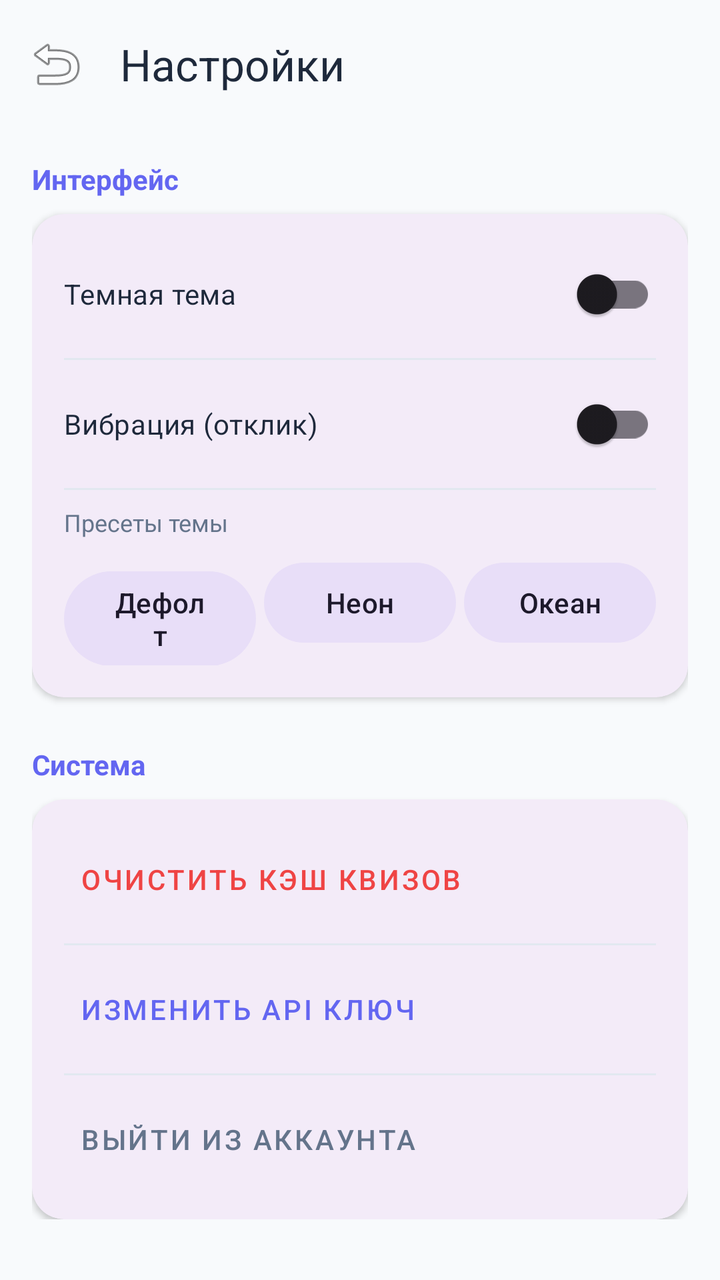
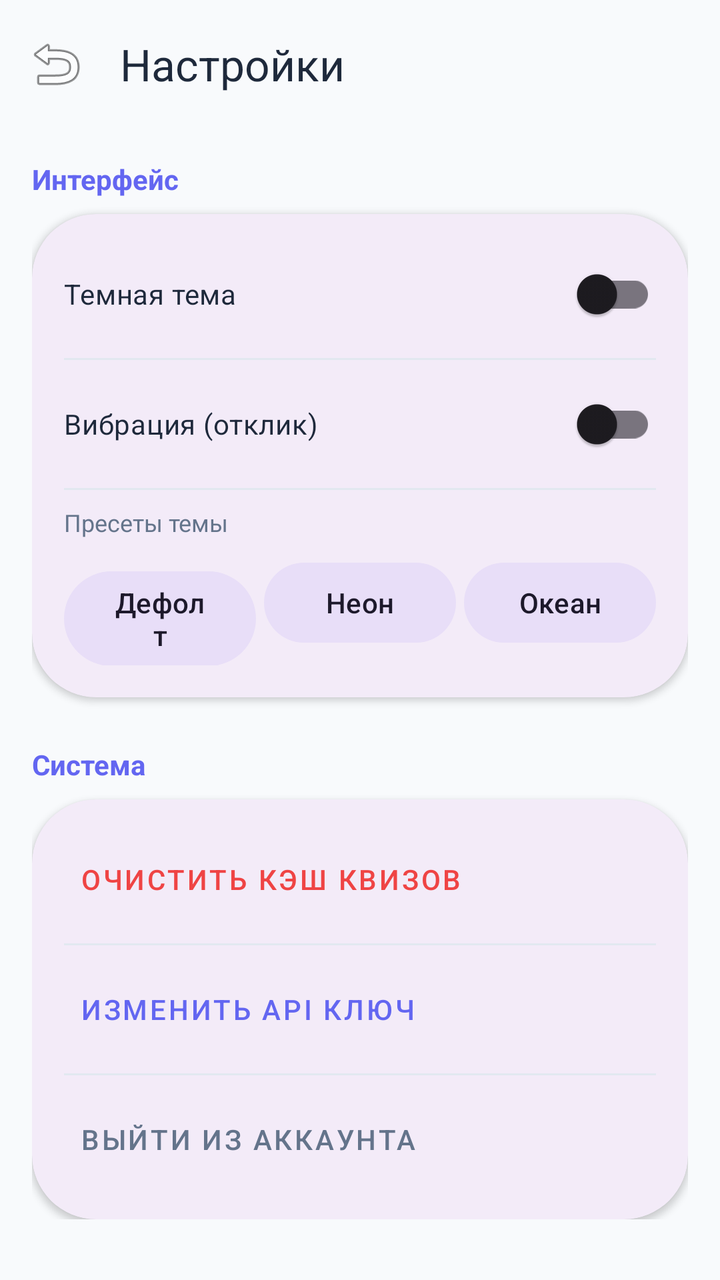

The first picture is an Android layout as it rendered before a commit; the second is the same layout after the commit. The layout source and the unified diff follow.
<!-- AndroidManifest.xml: application theme Theme.Quiz -->
<!-- res/layout/activity_settings.xml -->
<?xml version="1.0" encoding="utf-8"?>
<androidx.constraintlayout.widget.ConstraintLayout xmlns:android="http://schemas.android.com/apk/res/android"
    xmlns:app="http://schemas.android.com/apk/res-auto"
    android:layout_width="match_parent"
    android:layout_height="match_parent"
    android:background="@color/gray_bg">

    <com.google.android.material.appbar.MaterialToolbar
        android:id="@+id/toolbar"
        android:layout_width="match_parent"
        android:layout_height="?attr/actionBarSize"
        app:layout_constraintTop_toTopOf="parent"
        app:navigationIcon="@android:drawable/ic_menu_revert"
        app:title="Настройки"
        app:titleTextColor="@color/border_dark" />

    <ScrollView
        android:layout_width="match_parent"
        android:layout_height="0dp"
        app:layout_constraintBottom_toBottomOf="parent"
        app:layout_constraintTop_toBottomOf="@id/toolbar">

        <LinearLayout
            android:layout_width="match_parent"
            android:layout_height="wrap_content"
            android:orientation="vertical"
            android:padding="16dp">

            <TextView
                android:layout_width="wrap_content"
                android:layout_height="wrap_content"
                android:text="Интерфейс"
                android:textColor="@color/brand_purple"
                android:textStyle="bold"
                android:layout_marginBottom="8dp" />

            <com.google.android.material.card.MaterialCardView
                android:layout_width="match_parent"
                android:layout_height="wrap_content"
                app:cardCornerRadius="16dp"
                app:cardElevation="2dp"
                app:strokeWidth="0dp">

                <LinearLayout
                    android:layout_width="match_parent"
                    android:layout_height="wrap_content"
                    android:orientation="vertical"
                    android:padding="16dp">

                    <com.google.android.material.switchmaterial.SwitchMaterial
                        android:id="@+id/switchDarkMode"
                        android:layout_width="match_parent"
                        android:layout_height="wrap_content"
                        android:text="Темная тема"
                        android:textColor="@color/border_dark" />

                    <View
                        android:layout_width="match_parent"
                        android:layout_height="1dp"
                        android:background="@color/track_gray"
                        android:layout_marginVertical="8dp" />

                    <com.google.android.material.switchmaterial.SwitchMaterial
                        android:id="@+id/switchHaptics"
                        android:layout_width="match_parent"
                        android:layout_height="wrap_content"
                        android:text="Вибрация (отклик)"
                        android:textColor="@color/border_dark" />

                    <View
                        android:layout_width="match_parent"
                        android:layout_height="1dp"
                        android:background="@color/track_gray"
                        android:layout_marginVertical="8dp" />

                    <TextView
                        android:layout_width="wrap_content"
                        android:layout_height="wrap_content"
                        android:text="Пресеты темы"
                        android:textSize="12sp"
                        android:textColor="@color/muted_gray"
                        android:layout_marginBottom="8dp"/>

                    <LinearLayout
                        android:layout_width="match_parent"
                        android:layout_height="wrap_content"
                        android:orientation="horizontal">

                        <Button
                            android:id="@+id/btnThemeDefault"
                            style="@style/Widget.Material3.Button.TonalButton"
                            android:layout_width="0dp"
                            android:layout_height="wrap_content"
                            android:layout_weight="1"
                            android:text="Дефолт"
                            android:layout_marginEnd="4dp"/>

                        <Button
                            android:id="@+id/btnThemeNeon"
                            style="@style/Widget.Material3.Button.TonalButton"
                            android:layout_width="0dp"
                            android:layout_height="wrap_content"
                            android:layout_weight="1"
                            android:text="Неон"
                            android:layout_marginEnd="4dp"/>

                        <Button
                            android:id="@+id/btnThemeOcean"
                            style="@style/Widget.Material3.Button.TonalButton"
                            android:layout_width="0dp"
                            android:layout_height="wrap_content"
                            android:layout_weight="1"
                            android:text="Океан"/>
                    </LinearLayout>
                </LinearLayout>
            </com.google.android.material.card.MaterialCardView>

            <TextView
                android:layout_width="wrap_content"
                android:layout_height="wrap_content"
                android:text="Система"
                android:textColor="@color/brand_purple"
                android:textStyle="bold"
                android:layout_marginTop="24dp"
                android:layout_marginBottom="8dp" />

            <com.google.android.material.card.MaterialCardView
                android:layout_width="match_parent"
                android:layout_height="wrap_content"
                app:cardCornerRadius="16dp"
                app:cardElevation="2dp"
                app:strokeWidth="0dp">

                <LinearLayout
                    android:layout_width="match_parent"
                    android:layout_height="wrap_content"
                    android:orientation="vertical"
                    android:padding="16dp">

                    <com.google.android.material.button.MaterialButton
                        android:id="@+id/btnClearCache"
                        style="@style/Widget.MaterialComponents.Button.TextButton"
                        android:layout_width="match_parent"
                        android:layout_height="wrap_content"
                        android:text="Очистить кэш квизов"
                        android:textAlignment="viewStart"
                        android:textColor="@color/wrong_bg" />

                    <View
                        android:layout_width="match_parent"
                        android:layout_height="1dp"
                        android:background="@color/track_gray"
                        android:layout_marginVertical="8dp" />

                    <com.google.android.material.button.MaterialButton
                        android:id="@+id/btnChangeApiKey"
                        style="@style/Widget.MaterialComponents.Button.TextButton"
                        android:layout_width="match_parent"
                        android:layout_height="wrap_content"
                        android:text="Изменить API ключ"
                        android:textAlignment="viewStart"
                        android:textColor="@color/brand_purple" />

                    <View
                        android:layout_width="match_parent"
                        android:layout_height="1dp"
                        android:background="@color/track_gray"
                        android:layout_marginVertical="8dp" />

                    <com.google.android.material.button.MaterialButton
                        android:id="@+id/btnLogout"
                        style="@style/Widget.MaterialComponents.Button.TextButton"
                        android:layout_width="match_parent"
                        android:layout_height="wrap_content"
                        android:text="Выйти из аккаунта"
                        android:textAlignment="viewStart"
                        android:textColor="@color/muted_gray" />
                </LinearLayout>
            </com.google.android.material.card.MaterialCardView>

        </LinearLayout>
    </ScrollView>

</androidx.constraintlayout.widget.ConstraintLayout>
<!-- resources referenced by this layout -->
<resources>
  <color name="border_dark">#1E293B</color>
  <color name="brand_purple">#6366F1</color>
  <color name="gray_bg">#F8FAFC</color>
  <color name="muted_gray">#64748B</color>
  <color name="track_gray">#E2E8F0</color>
  <color name="wrong_bg">#EF4444</color>
  <style name="Theme.Quiz" parent="Base.Theme.Quiz" />
  <style name="Base.Theme.Quiz" parent="Theme.Material3.Light.NoActionBar">
          
          
      </style>
</resources>

<!-- the commit's change to res/layout/activity_settings.xml (unified diff, before → after) -->
@@ -37,7 +37,7 @@
             <com.google.android.material.card.MaterialCardView
                 android:layout_width="match_parent"
                 android:layout_height="wrap_content"
-                app:cardCornerRadius="16dp"
+                app:cardCornerRadius="32dp"
                 app:cardElevation="2dp"
                 app:strokeWidth="0dp">
 
@@ -86,31 +86,34 @@
                         android:layout_height="wrap_content"
                         android:orientation="horizontal">
 
-                        <Button
+                        <com.google.android.material.button.MaterialButton
                             android:id="@+id/btnThemeDefault"
                             style="@style/Widget.Material3.Button.TonalButton"
                             android:layout_width="0dp"
                             android:layout_height="wrap_content"
                             android:layout_weight="1"
                             android:text="Дефолт"
+                            app:cornerRadius="24dp"
                             android:layout_marginEnd="4dp"/>
 
-                        <Button
+                        <com.google.android.material.button.MaterialButton
                             android:id="@+id/btnThemeNeon"
                             style="@style/Widget.Material3.Button.TonalButton"
                             android:layout_width="0dp"
                             android:layout_height="wrap_content"
                             android:layout_weight="1"
                             android:text="Неон"
+                            app:cornerRadius="24dp"
                             android:layout_marginEnd="4dp"/>
 
-                        <Button
+                        <com.google.android.material.button.MaterialButton
                             android:id="@+id/btnThemeOcean"
                             style="@style/Widget.Material3.Button.TonalButton"
                             android:layout_width="0dp"
                             android:layout_height="wrap_content"
                             android:layout_weight="1"
-                            android:text="Океан"/>
+                            android:text="Океан"
+                            app:cornerRadius="24dp"/>
                     </LinearLayout>
                 </LinearLayout>
             </com.google.android.material.card.MaterialCardView>
@@ -127,7 +130,7 @@
             <com.google.android.material.card.MaterialCardView
                 android:layout_width="match_parent"
                 android:layout_height="wrap_content"
-                app:cardCornerRadius="16dp"
+                app:cardCornerRadius="32dp"
                 app:cardElevation="2dp"
                 app:strokeWidth="0dp">
 
